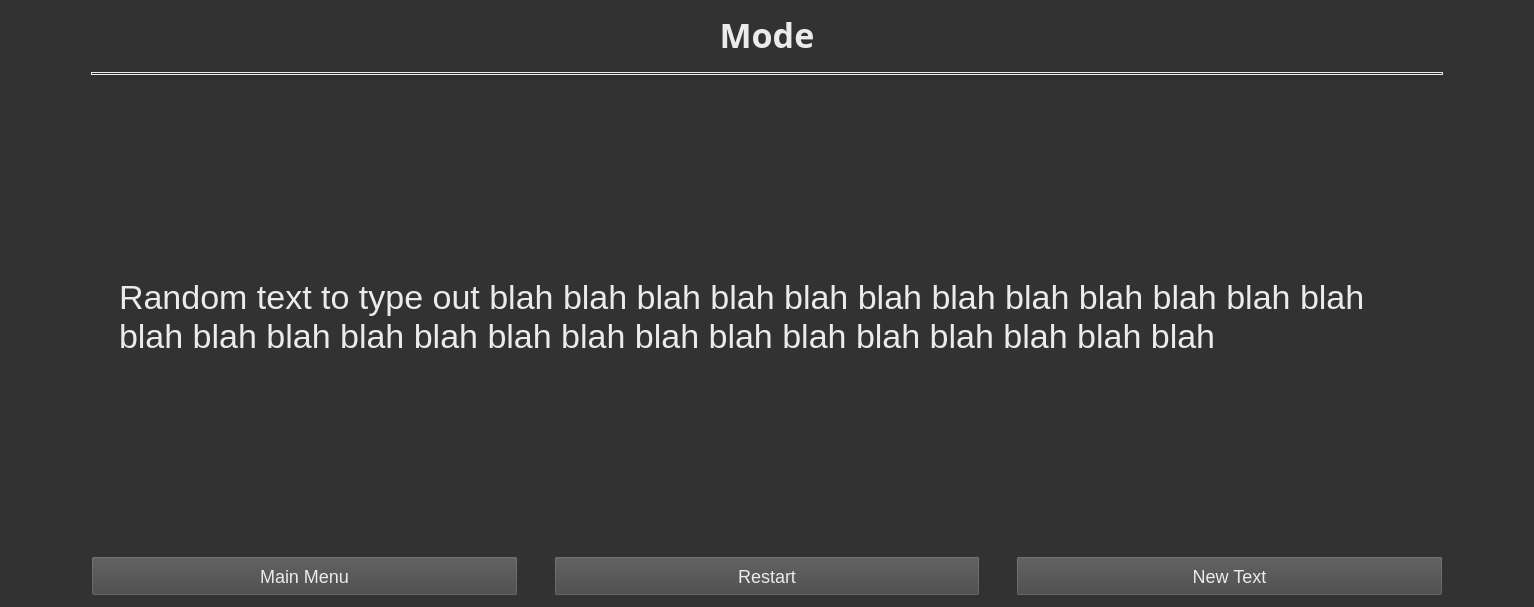
Above: speed-typer/source_ui/typingWindow.ui from Rolv-Apneseth/ps-typer before the change. Below: the same form after it.
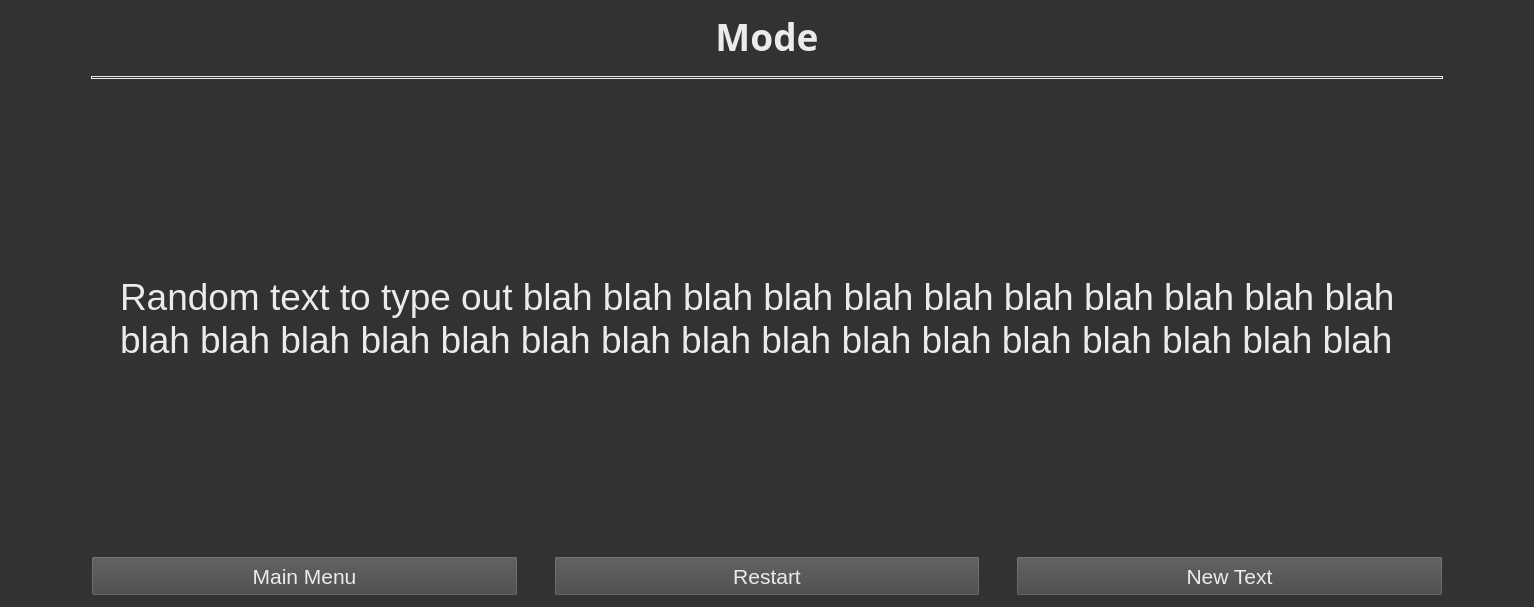
That is the form after the change.

Commit message: Changed font sizes in stylesheet from px to pt, as px was causing problems in qt designer

```diff
--- a/speed-typer/source_ui/typingWindow.ui
+++ b/speed-typer/source_ui/typingWindow.ui
@@ -18,7 +18,7 @@
 	
 	background: rgb(50, 50, 50);
 	color: rgb(235, 235, 235);
-	font-size: 26px;
+	font-size: 24pt;
 }
 
 QFrame {	
@@ -27,7 +27,7 @@
 
 QPushButton, QComboBox {	
 	background: rgb(70, 70, 70);
-	font-size: 18px;
+	font-size: 16pt;
 }
 
 QLabel {
@@ -63,13 +63,13 @@
      <property name="font">
       <font>
        <family>Sans Serif</family>
-       <pointsize>-1</pointsize>
+       <pointsize>28</pointsize>
        <weight>75</weight>
        <bold>true</bold>
       </font>
      </property>
      <property name="styleSheet">
-      <string notr="true">font-weight: bold; font-size: 34px;</string>
+      <string notr="true">font-weight: bold; font-size: 28pt;</string>
      </property>
      <property name="text">
       <string>Mode</string>
@@ -154,11 +154,11 @@
      </property>
      <property name="font">
       <font>
-       <pointsize>-1</pointsize>
+       <pointsize>28</pointsize>
       </font>
      </property>
      <property name="styleSheet">
-      <string notr="true">padding: 50px 100px; font-size: 34px;</string>
+      <string notr="true">padding: 50px 100px; font-size: 28pt;</string>
      </property>
      <property name="text">
       <string>Random text to type out blah blah blah blah blah blah blah blah blah blah blah blah blah blah blah blah blah blah blah blah blah blah blah blah blah blah blah</string>
```
The commit also changes 7 other files.
